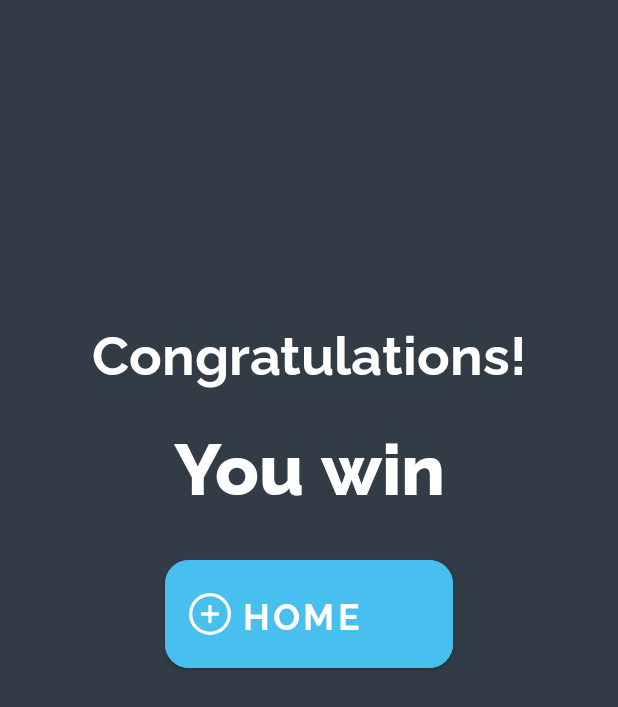
After one commit to GreenSaber/MemoMania, an Android app: the WinActivity screen opened directly, with no data from a screen before it, on a phone screen of 412 x 824 dp. The commit adds this screen. Shown: the top 707 px of the screen. Run offline under Robolectric (Android 15) with nearby library versions, the phone set to English and light mode, and no system bars.

Commit message:
win activity added

```diff
--- a/app/src/main/AndroidManifest.xml
+++ b/app/src/main/AndroidManifest.xml
@@ -9,7 +9,8 @@
         android:roundIcon="@mipmap/ic_launcher_round"
         android:supportsRtl="true"
         android:theme="@style/AppTheme">
-        <activity android:name=".ui.GameOverActivity"></activity>
+        <activity android:name=".WinActivity"></activity>
+        <activity android:name=".ui.GameOverActivity" />
         <activity android:name=".ui.MenuActivity">
             <intent-filter>
                 <action android:name="android.intent.action.MAIN" />
--- /dev/null
+++ b/app/src/main/java/com/saber/green/memomania/WinActivity.kt
@@ -0,0 +1,12 @@
+package com.saber.green.memomania
+
+import androidx.appcompat.app.AppCompatActivity
+import android.os.Bundle
+
+class WinActivity : AppCompatActivity() {
+
+    override fun onCreate(savedInstanceState: Bundle?) {
+        super.onCreate(savedInstanceState)
+        setContentView(R.layout.activity_win)
+    }
+}
--- a/app/src/main/java/com/saber/green/memomania/ui/NextLevelActivity.kt
+++ b/app/src/main/java/com/saber/green/memomania/ui/NextLevelActivity.kt
@@ -11,9 +11,7 @@ import com.saber.green.memomania.R
 import com.saber.green.memomania.databinding.ActivityNextLevelBindingImpl
 import com.saber.green.memomania.utils.AnimationUtils
 import com.saber.green.memomania.viewmodel.NextLevelViewModel
-import kotlinx.android.synthetic.main.activity_game.*
 import kotlinx.android.synthetic.main.activity_next_level.*
-import java.util.*
 
 class NextLevelActivity : AppCompatActivity() {
 
--- /dev/null
+++ b/app/src/main/res/layout/activity_win.xml
@@ -0,0 +1,63 @@
+<?xml version="1.0" encoding="utf-8"?>
+<androidx.constraintlayout.widget.ConstraintLayout xmlns:android="http://schemas.android.com/apk/res/android"
+    xmlns:app="http://schemas.android.com/apk/res-auto"
+    xmlns:tools="http://schemas.android.com/tools"
+    android:layout_width="match_parent"
+    android:layout_height="match_parent"
+    android:background="@color/dark_primary_color"
+    android:orientation="vertical"
+    android:paddingStart="16dp"
+    android:paddingEnd="16dp"
+    tools:context=".ui.MenuActivity">
+
+    <TextView
+        android:id="@+id/congratulations_text"
+        android:layout_width="wrap_content"
+        android:layout_height="wrap_content"
+        android:layout_marginTop="208dp"
+        android:fontFamily="@font/raleway_bold"
+        android:gravity="center"
+        android:text="Congratulations!"
+        android:textAlignment="center"
+        android:textColor="@color/white"
+        android:textSize="36sp"
+        app:layout_constraintEnd_toEndOf="parent"
+        app:layout_constraintStart_toStartOf="parent"
+        app:layout_constraintTop_toTopOf="parent">
+    </TextView>
+
+    <TextView
+        android:id="@+id/win_text"
+        android:layout_width="wrap_content"
+        android:layout_height="wrap_content"
+        android:layout_marginTop="16dp"
+        android:fontFamily="@font/raleway_extrabold"
+        android:gravity="center"
+        android:text="You win"
+        android:textAlignment="center"
+        android:textColor="@color/white"
+        android:textSize="48sp"
+        app:layout_constraintEnd_toEndOf="parent"
+        app:layout_constraintHorizontal_bias="0.5"
+        app:layout_constraintStart_toStartOf="parent"
+        app:layout_constraintTop_toBottomOf="@+id/congratulations_text">
+    </TextView>
+
+    <com.google.android.material.button.MaterialButton
+        android:id="@+id/home"
+        style="@style/menuButton"
+        android:layout_marginTop="32dp"
+        android:backgroundTint="@color/accent_color"
+        android:text="HOME"
+        app:icon="@drawable/ic_plus"
+        app:iconGravity="start"
+        app:iconPadding="-38dp"
+        android:textColor="@color/white"
+        app:layout_constraintEnd_toEndOf="parent"
+        app:layout_constraintHorizontal_bias="0.5"
+        app:layout_constraintStart_toStartOf="parent"
+        app:layout_constraintTop_toBottomOf="@+id/win_text">
+    </com.google.android.material.button.MaterialButton>
+
+
+</androidx.constraintlayout.widget.ConstraintLayout>
```
